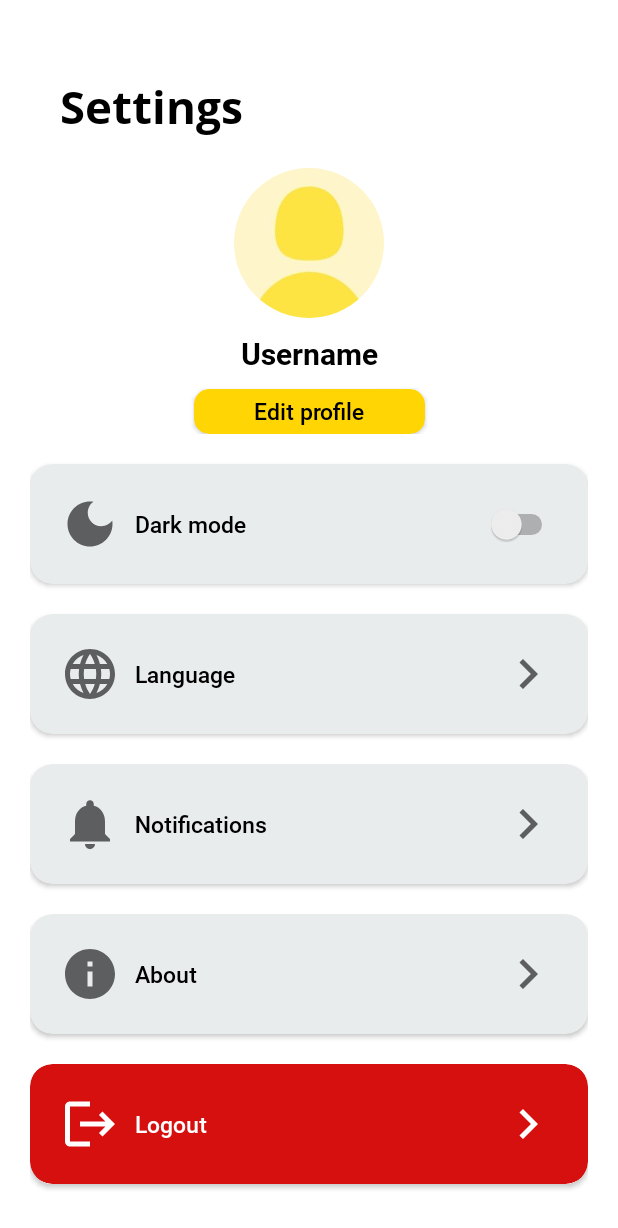
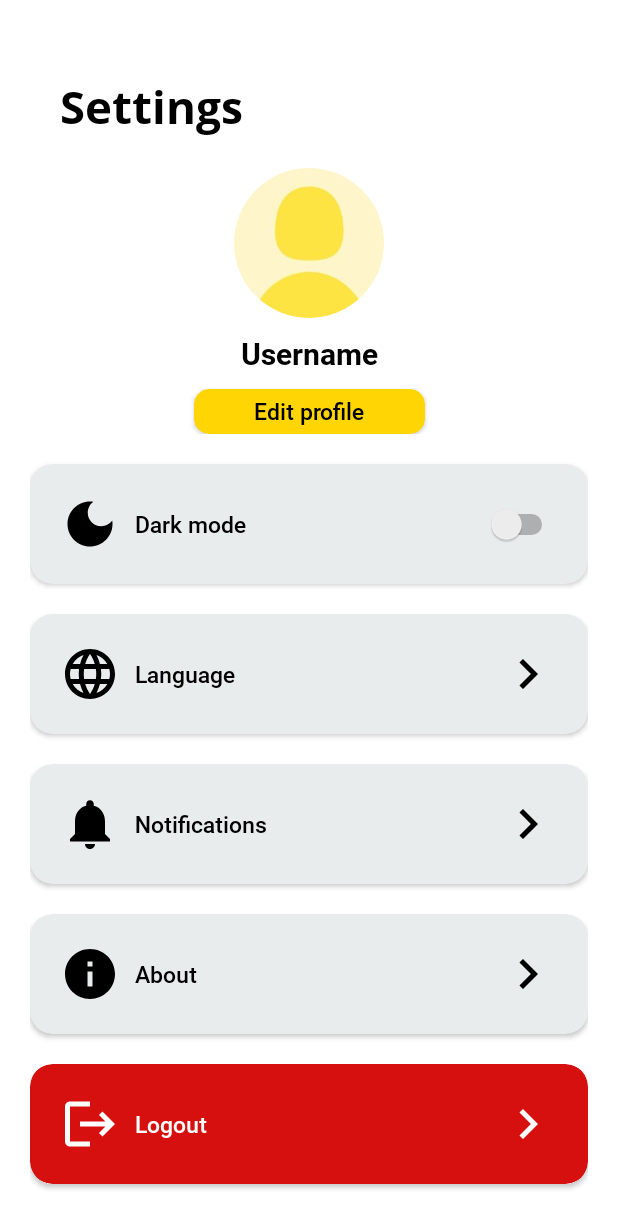
Before and after one commit to jmmunoza/GlobApp, an Android app: the layout fragment_settings.xml on its own in the app's theme, with its tools: preview values and no code run, on a phone screen of 412 x 824 dp. Shown: the top 1228 px of the screen. Run offline under Robolectric (Android 15) with nearby library versions, the phone set to English and light mode, and no system bars.

Commit message:
Se mejoró el sistema de DarkMode

```diff
--- a/app/src/main/res/layout/fragment_on_notification.xml
+++ b/app/src/main/res/layout/fragment_on_notification.xml
@@ -2,7 +2,7 @@
 <androidx.constraintlayout.widget.ConstraintLayout
     android:layout_width="match_parent"
     android:layout_height="match_parent"
-    android:background="?attr/colorPrimary"
+    android:background="?attr/colorSecondary"
     xmlns:android="http://schemas.android.com/apk/res/android"
     xmlns:app="http://schemas.android.com/apk/res-auto"
     xmlns:tools="http://schemas.android.com/tools" >
@@ -34,7 +34,7 @@
                     android:id="@+id/on_notification_container"
                     android:layout_width="match_parent"
                     android:layout_height="wrap_content"
-                    android:background="?attr/colorPrimary"
+                    android:background="?attr/colorSecondary"
                     android:layout_marginBottom="10dp"
                     android:clickable="true"
                     android:padding="20dp">
@@ -239,7 +239,7 @@
                 </androidx.constraintlayout.widget.ConstraintLayout>
 
                 <androidx.recyclerview.widget.RecyclerView
-                    android:background="?attr/colorSecondary"
+                    android:background="?attr/colorPrimary"
                     android:nestedScrollingEnabled="false"
                     android:splitMotionEvents="true"
                     android:id="@+id/on_notification_comment_list"
--- a/app/src/main/res/layout/fragment_settings.xml
+++ b/app/src/main/res/layout/fragment_settings.xml
@@ -94,6 +94,7 @@
                 <ImageView
                     android:id="@+id/imageView8"
                     android:layout_width="40dp"
+                    app:tint="?attr/titleTextColor"
                     android:layout_height="40dp"
                     android:src="@drawable/ic_baseline_dark_mode_24"
                     app:layout_constraintBottom_toBottomOf="parent"
@@ -144,6 +145,7 @@
                 <ImageView
                     android:id="@+id/imageView9"
                     android:layout_width="40dp"
+                    app:tint="?attr/titleTextColor"
                     android:layout_height="40dp"
                     android:src="@drawable/ic_baseline_language_24"
                     app:layout_constraintBottom_toBottomOf="parent"
@@ -166,6 +168,7 @@
 
                 <ImageView
                     android:layout_width="40dp"
+                    app:tint="?attr/titleTextColor"
                     android:layout_height="40dp"
                     android:src="@drawable/ic_baseline_keyboard_arrow_right_24"
                     app:layout_constraintBottom_toBottomOf="parent"
@@ -192,6 +195,7 @@
 
                 <ImageView
                     android:id="@+id/imageView10"
+                    app:tint="?attr/titleTextColor"
                     android:layout_width="40dp"
                     android:layout_height="40dp"
                     android:src="@drawable/ic_baseline_notifications_24"
@@ -216,6 +220,7 @@
                 <ImageView
                     android:layout_width="40dp"
                     android:layout_height="40dp"
+                    app:tint="?attr/titleTextColor"
                     android:src="@drawable/ic_baseline_keyboard_arrow_right_24"
                     app:layout_constraintBottom_toBottomOf="parent"
                     app:layout_constraintEnd_toEndOf="parent"
@@ -242,6 +247,7 @@
                 <ImageView
                     android:id="@+id/imageView12"
                     android:layout_width="40dp"
+                    app:tint="?attr/titleTextColor"
                     android:layout_height="40dp"
                     android:src="@drawable/ic_baseline_info_24"
                     app:layout_constraintBottom_toBottomOf="parent"
@@ -265,6 +271,7 @@
                 <ImageView
                     android:layout_width="40dp"
                     android:layout_height="40dp"
+                    app:tint="?attr/titleTextColor"
                     android:src="@drawable/ic_baseline_keyboard_arrow_right_24"
                     app:layout_constraintBottom_toBottomOf="parent"
                     app:layout_constraintEnd_toEndOf="parent"
```
Also changed, not shown: app/src/main/java/com/globapp/globapp/view/fragments/FragmentOnNotification.java (+10 -4 lines), app/src/main/java/com/globapp/globapp/view/viewholders/NewsListViewHolder.java (+5 -2 lines).
